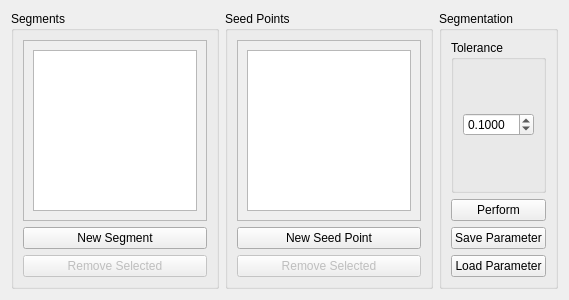
Above: source/modules/region_growing_segmentation/RegionGrowingSegmentationWidget.ui from josefkoller/ambient_image_processor before the change. Below: the same form after it.
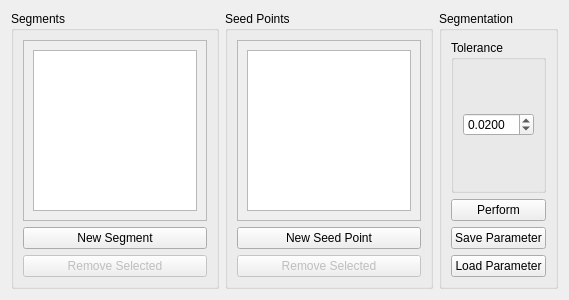
That is the form after the change.

```diff
--- a/source/modules/region_growing_segmentation/RegionGrowingSegmentationWidget.ui
+++ b/source/modules/region_growing_segmentation/RegionGrowingSegmentationWidget.ui
@@ -128,7 +128,7 @@
             <number>4</number>
            </property>
            <property name="value">
-            <double>0.100000000000000</double>
+            <double>0.020000000000000</double>
            </property>
           </widget>
          </item>
```
